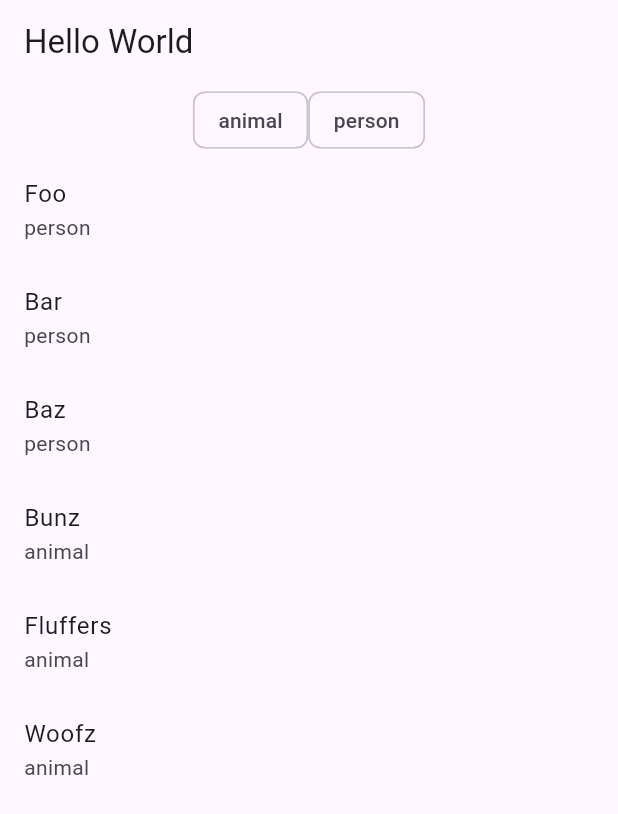
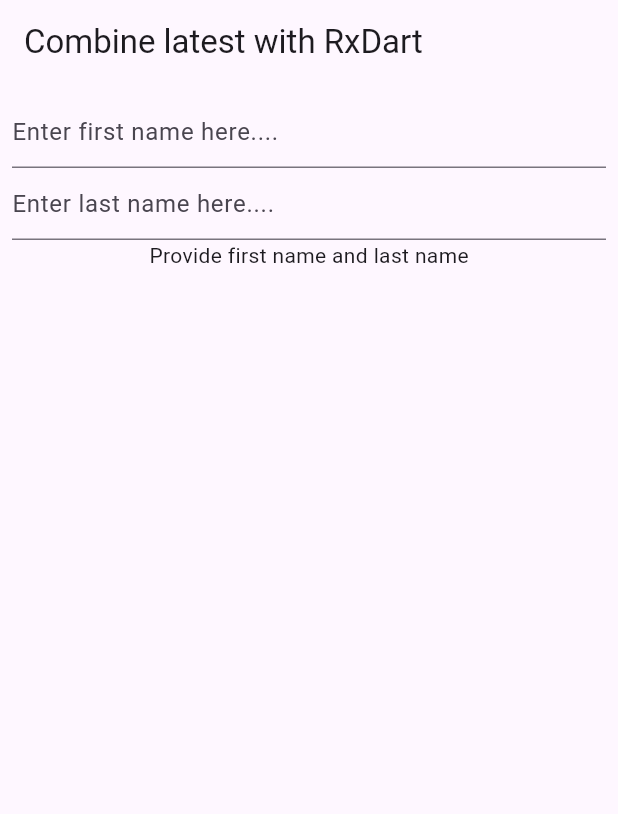
Before and after one commit to umairshaik/RxDart_Hands_on, a Flutter app: the screen it shows after launch, on a phone screen of 412 x 824 dp. Shown: the top 814 px of the screen. Run offline on Flutter 3.47's test engine with Material 3 defaults, Android fonts, the phone set to English and light mode, and no system bars; our stand-ins replace rxdart.

Commit message:
[Umair][009] - using AsyncSnapshotBuilder instead of stream builder for building widgets. - Rx.combineLatest2

```diff
--- a/lib/main.dart
+++ b/lib/main.dart
@@ -1,62 +1,5 @@
 import 'package:flutter/material.dart';
 import 'package:rxdart/rxdart.dart';
-
-enum TypeOfThings {
-  animal,
-  person,
-}
-
-@immutable
-class Thing {
-  final TypeOfThings type;
-  final String name;
-
-  const Thing({required this.type, required this.name});
-}
-
-@immutable
-class Bloc {
-  final Sink<TypeOfThings?> setTypeOfThings;
-  final Stream<TypeOfThings?> currentTypeOfThings;
-  final Stream<Iterable<Thing>> things;
-
-  const Bloc._({
-    required this.setTypeOfThings,
-    required this.currentTypeOfThings,
-    required this.things,
-  });
-
-  void dispose() {
-    setTypeOfThings.close();
-  }
-
-  factory Bloc({required List<Thing> things}) {
-    final typeOfThingSubject = BehaviorSubject<TypeOfThings?>();
-    final filteredThings = typeOfThingSubject
-        .debounceTime(const Duration(milliseconds: 300))
-        .map<List<Thing>>((typeOfThing) {
-      if (typeOfThing != null) {
-        return things.where((element) => element.type == typeOfThing).toList();
-      } else {
-        return things;
-      }
-    }).startWith(things);
-    return Bloc._(
-      setTypeOfThings: typeOfThingSubject.sink,
-      currentTypeOfThings: typeOfThingSubject.stream,
-      things: filteredThings,
-    );
-  }
-}
-
-const List<Thing> things = [
-  Thing(type: TypeOfThings.person, name: 'Foo'),
-  Thing(type: TypeOfThings.person, name: 'Bar'),
-  Thing(type: TypeOfThings.person, name: 'Baz'),
-  Thing(type: TypeOfThings.animal, name: 'Bunz'),
-  Thing(type: TypeOfThings.animal, name: 'Fluffers'),
-  Thing(type: TypeOfThings.animal, name: 'Woofz'),
-];
 
 void main() {
   runApp(
@@ -92,12 +35,11 @@ class _HomePageState extends State<HomePage> {
   @override
   void initState() {
     super.initState();
-    _bloc = Bloc(things: things);
+    _bloc = Bloc();
   }
 
   @override
   void dispose() {
-    _bloc.dispose();
     super.dispose();
   }
 
@@ -105,49 +47,117 @@ class _HomePageState extends State<HomePage> {
   Widget build(BuildContext context) {
     return Scaffold(
       appBar: AppBar(
-        title: const Text('Hello World'),
+        title: const Text('Combine latest with RxDart'),
       ),
-      body: Column(
-        children: [
-          StreamBuilder(
-            stream: _bloc.currentTypeOfThings,
-            builder: (context, snapshot) {
-              final TypeOfThings? selectedTypeOfThing = snapshot.data;
-              return Wrap(
-                children: TypeOfThings.values.map((typeOfThings) {
-                  return FilterChip(
-                    selectedColor: Colors.blueAccent[100],
-                    label: Text(typeOfThings.name),
-                    onSelected: (selected) {
-                      final TypeOfThings? type = selected ? typeOfThings : null;
-                      _bloc.setTypeOfThings.add(type);
-                    },
-                    selected: selectedTypeOfThing == typeOfThings,
-                  );
-                }).toList(),
-              );
+      body: Padding(
+        padding: const EdgeInsets.all(8.0),
+        child: Column(children: [
+          TextField(
+              decoration:
+                  const InputDecoration(hintText: 'Enter first name here....'),
+              onChanged: (String data) {
+                _bloc.setFirstName.add(data);
+              }),
+          TextField(
+              decoration:
+                  const InputDecoration(hintText: 'Enter last name here....'),
+              onChanged: (String data) {
+                _bloc.setLastName.add(data);
+              }),
+          AsyncSnapshotBuilder(
+            stream: _bloc.fullName,
+            onActive: (context, String? value) {
+              return Text(value ?? '');
             },
-          ),
-          Expanded(
-            child: StreamBuilder(
-              stream: _bloc.things,
-              builder: (context, snapshot) {
-                final data = snapshot.data ?? [];
-                return ListView.builder(
-                  itemCount: data.length,
-                  itemBuilder: (context, index) {
-                    final thing = data.elementAt(index);
-                    return ListTile(
-                      title: Text(thing.name),
-                      subtitle: Text(thing.type.name),
-                    );
-                  },
-                );
-              },
-            ),
-          ),
-        ],
+          )
+        ]),
       ),
     );
   }
 }
+
+typedef AsyncSnapshotBuilderCallBack<T> = Widget Function(
+    BuildContext context, T? value);
+
+class AsyncSnapshotBuilder<T> extends StatelessWidget {
+  final Stream<T> stream;
+  final AsyncSnapshotBuilderCallBack<T>? onNone;
+  final AsyncSnapshotBuilderCallBack<T>? onWaiting;
+  final AsyncSnapshotBuilderCallBack<T>? onActive;
+  final AsyncSnapshotBuilderCallBack<T>? onDone;
+
+  const AsyncSnapshotBuilder(
+      {super.key,
+      required this.stream,
+      this.onNone,
+      this.onWaiting,
+      this.onActive,
+      this.onDone});
+
+  @override
+  Widget build(BuildContext context) {
+    return StreamBuilder(
+        stream: this.stream,
+        builder: (context, snapshot) {
+          switch (snapshot.connectionState) {
+            case ConnectionState.none:
+              final Widget Function(BuildContext context, T? value) callBack =
+                  onNone ?? (_, __) => const SizedBox();
+              return callBack(context, snapshot.data);
+            case ConnectionState.waiting:
+              final Widget Function(BuildContext context, T? value) callBack =
+                  onWaiting ?? (_, __) => const CircularProgressIndicator();
+              return callBack(context, snapshot.data);
+            case ConnectionState.active:
+              final Widget Function(BuildContext context, T? value) callBack =
+                  onActive ?? (_, __) => const SizedBox();
+              return callBack(context, snapshot.data);
+            case ConnectionState.done:
+              final Widget Function(BuildContext context, T? value) callBack =
+                  onDone ?? (_, __) => const SizedBox();
+              return callBack(context, snapshot.data);
+          }
+        });
+  }
+}
+
+@immutable
+class Bloc {
+  final Sink<String?> setFirstName;
+  final Sink<String?> setLastName;
+  final Stream<String> fullName;
+
+  const Bloc._({
+    required this.setFirstName,
+    required this.setLastName,
+    required this.fullName,
+  });
+
+  factory Bloc() {
+    final firstNameSubject = BehaviorSubject<String?>();
+    final lastNameSubject = BehaviorSubject<String?>();
+    final Stream<String> streamFullName = Rx.combineLatest2(
+      firstNameSubject.startWith(null),
+      lastNameSubject.startWith(null),
+      (String? firstName, String? lastName) {
+        if (firstName != null &&
+            firstName.isNotEmpty &&
+            lastName != null &&
+            lastName.isNotEmpty) {
+          return '$firstName $lastName';
+        } else {
+          return 'Provide first name and last name';
+        }
+      },
+    );
+    return Bloc._(
+        setFirstName: firstNameSubject.sink,
+        setLastName: lastNameSubject.sink,
+        fullName: streamFullName);
+  }
+
+  void dispose() {
+    setFirstName.close();
+    setLastName.close();
+  }
+}
```
